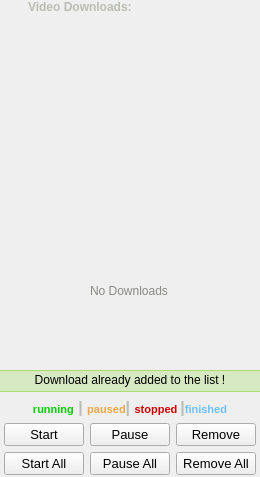
This is download_widget.ui in keshavbhatt/olivia as Qt 5 draws it before an edit. The edited form follows.
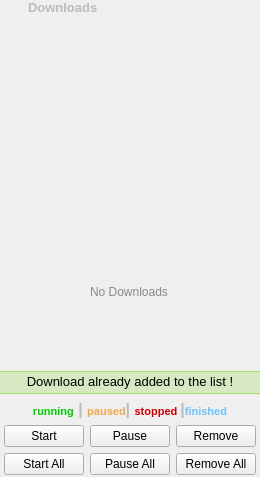
This is the edited form. Icons and pictures are not drawn.

Commit message: updated download_widget to allow download audio tracks.

Diff of the .ui file:
```diff
--- a/download_widget.ui
+++ b/download_widget.ui
@@ -59,7 +59,7 @@
      <item>
       <widget class="QLabel" name="label_6">
        <property name="text">
-        <string>&lt;html&gt;&lt;head/&gt;&lt;body&gt;&lt;p&gt;&lt;span style=&quot; font-weight:600; color:#babdb6;&quot;&gt;Video Downloads:&lt;/span&gt;&lt;/p&gt;&lt;/body&gt;&lt;/html&gt;</string>
+        <string>&lt;html&gt;&lt;head/&gt;&lt;body&gt;&lt;p&gt;&lt;span style=&quot; font-size:10pt; font-weight:600; color:#babdb6;&quot;&gt;Downloads&lt;/span&gt;&lt;/p&gt;&lt;/body&gt;&lt;/html&gt;</string>
        </property>
       </widget>
      </item>
@@ -159,6 +159,11 @@
    </item>
    <item>
     <widget class="QLabel" name="already_added">
+     <property name="font">
+      <font>
+       <pointsize>10</pointsize>
+      </font>
+     </property>
      <property name="styleSheet">
       <string notr="true">background-color: rgba(115, 210, 22, 0.2);
 border: 1px solid rgba(115, 210, 22,0.5);
@@ -203,7 +208,7 @@
       <widget class="QPushButton" name="startSelected">
        <property name="font">
         <font>
-         <pointsize>10</pointsize>
+         <pointsize>9</pointsize>
         </font>
        </property>
        <property name="text">
@@ -215,7 +220,7 @@
       <widget class="QPushButton" name="removeAll">
        <property name="font">
         <font>
-         <pointsize>10</pointsize>
+         <pointsize>9</pointsize>
         </font>
        </property>
        <property name="text">
@@ -227,7 +232,7 @@
       <widget class="QPushButton" name="removeSelected">
        <property name="font">
         <font>
-         <pointsize>10</pointsize>
+         <pointsize>9</pointsize>
         </font>
        </property>
        <property name="text">
@@ -239,7 +244,7 @@
       <widget class="QPushButton" name="pauseSelected">
        <property name="font">
         <font>
-         <pointsize>10</pointsize>
+         <pointsize>9</pointsize>
         </font>
        </property>
        <property name="text">
@@ -251,7 +256,7 @@
       <widget class="QPushButton" name="pauseAll">
        <property name="font">
         <font>
-         <pointsize>10</pointsize>
+         <pointsize>9</pointsize>
         </font>
        </property>
        <property name="text">
@@ -263,7 +268,7 @@
       <widget class="QPushButton" name="startAll">
        <property name="font">
         <font>
-         <pointsize>10</pointsize>
+         <pointsize>9</pointsize>
         </font>
        </property>
        <property name="text">
```
Left out of the diff: 2 changed lines with no effect on the pictures. The commit also changes 2 other files.
